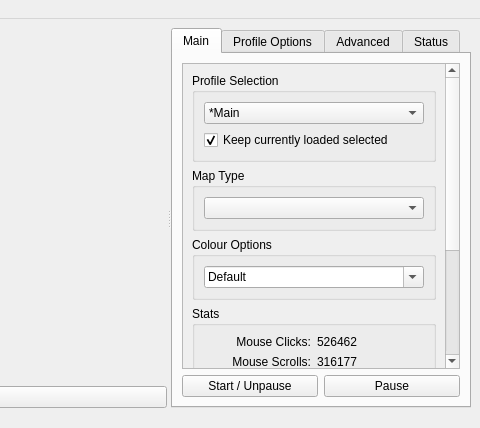
huntfx/MouseTracks, file mousetracks2/components/gui/ui/layout.ui: the form before one commit; both pictures show x 580 to 1060 and y 0 to 428 of the 1060 by 664 pixel window.
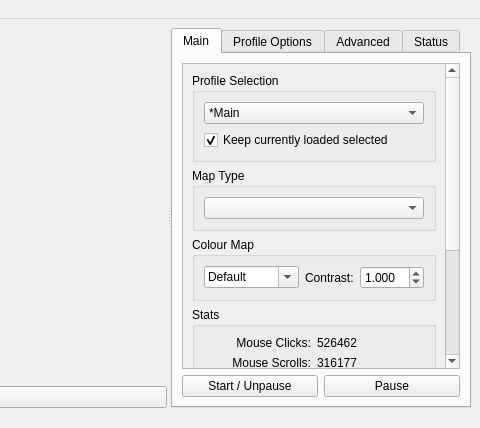
The form after the commit. Custom widgets are drawn as their Qt base class.

Commit message: Set render contrast

Diff of the .ui file:
```diff
--- a/mousetracks2/components/gui/ui/layout.ui
+++ b/mousetracks2/components/gui/ui/layout.ui
@@ -92,7 +92,7 @@
                <x>0</x>
                <y>0</y>
                <width>257</width>
-               <height>492</height>
+               <height>494</height>
               </rect>
              </property>
              <layout class="QVBoxLayout" name="verticalLayout_3">
@@ -155,11 +155,19 @@
               <item>
                <widget class="QGroupBox" name="groupBox_4">
                 <property name="title">
-                 <string>Colour Options</string>
+                 <string>Colour Map</string>
                 </property>
-                <layout class="QHBoxLayout" name="horizontalLayout_2">
+                <layout class="QVBoxLayout" name="verticalLayout_6">
+                 <item>
+                  <layout class="QHBoxLayout" name="horizontalLayout_8">
                  <item>
                   <widget class="QComboBox" name="colour_option">
+                     <property name="sizePolicy">
+                      <sizepolicy hsizetype="Expanding" vsizetype="Fixed">
+                       <horstretch>0</horstretch>
+                       <verstretch>0</verstretch>
+                      </sizepolicy>
+                     </property>
                    <property name="editable">
                     <bool>true</bool>
                    </property>
@@ -180,6 +188,40 @@
                    </item>
                   </widget>
                  </item>
+                   <item>
+                    <widget class="QLabel" name="contrast_label">
+                     <property name="text">
+                      <string>Contrast:</string>
+                     </property>
+                    </widget>
+                   </item>
+                   <item>
+                    <widget class="QDoubleSpinBox" name="contrast">
+                     <property name="sizePolicy">
+                      <sizepolicy hsizetype="Preferred" vsizetype="Fixed">
+                       <horstretch>0</horstretch>
+                       <verstretch>0</verstretch>
+                      </sizepolicy>
+                     </property>
+                     <property name="decimals">
+                      <number>3</number>
+                     </property>
+                     <property name="minimum">
+                      <double>0.050000000000000</double>
+                     </property>
+                     <property name="maximum">
+                      <double>99.000000000000000</double>
+                     </property>
+                     <property name="singleStep">
+                      <double>0.050000000000000</double>
+                     </property>
+                     <property name="value">
+                      <double>1.000000000000000</double>
+                     </property>
+                    </widget>
+                   </item>
+                  </layout>
+                 </item>
                 </layout>
                </widget>
               </item>
```
Left out of the diff: 8 changed lines with no effect on the pictures. Lines whose indentation alone changed are shown as unchanged. The commit also changes 5 other files.
